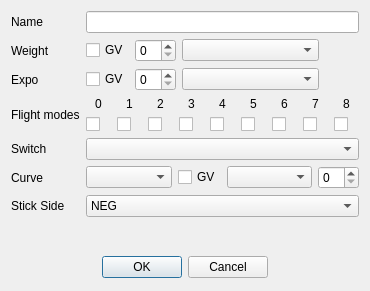
First picture: the form in companion/src/modeledit/expodialog.ui, repository opentx/opentx, before the edit.
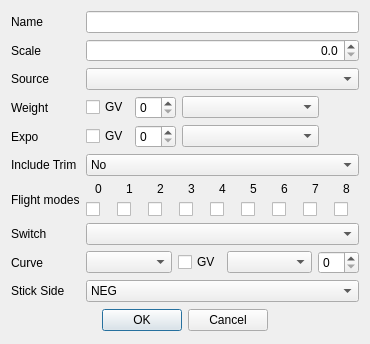
Second picture: the form after the edit. Icons and pictures are not drawn.

The edit to the form file:
```diff
--- a/companion/src/modeledit/expodialog.ui
+++ b/companion/src/modeledit/expodialog.ui
@@ -44,14 +44,14 @@
      </property>
     </widget>
    </item>
-   <item row="1" column="0">
+   <item row="3" column="0">
     <widget class="QLabel" name="label_3">
      <property name="text">
       <string>Weight</string>
      </property>
     </widget>
    </item>
-   <item row="1" column="1">
+   <item row="3" column="1">
     <layout class="QHBoxLayout" name="horizontalLayout_2" stretch="0,0,1,0">
      <item>
       <widget class="QCheckBox" name="weightGV">
@@ -85,14 +85,14 @@
      </item>
     </layout>
    </item>
-   <item row="2" column="0">
+   <item row="4" column="0">
     <widget class="QLabel" name="label_expo">
      <property name="text">
       <string>Expo</string>
      </property>
     </widget>
    </item>
-   <item row="2" column="1">
+   <item row="4" column="1">
     <layout class="QHBoxLayout" name="horizontalLayout_3" stretch="0,0,1,0">
      <item>
       <widget class="QCheckBox" name="expoGV">
@@ -126,14 +126,14 @@
      </item>
     </layout>
    </item>
-   <item row="3" column="0">
+   <item row="6" column="0">
     <widget class="QLabel" name="label_phases">
      <property name="text">
       <string>Flight modes</string>
      </property>
     </widget>
    </item>
-   <item row="3" column="1">
+   <item row="6" column="1">
     <layout class="QGridLayout" name="gridLayout_4">
      <item row="0" column="0">
       <widget class="QLabel" name="lb_FP0">
@@ -290,14 +290,14 @@
      </item>
     </layout>
    </item>
-   <item row="4" column="0">
+   <item row="7" column="0">
     <widget class="QLabel" name="label_7">
      <property name="text">
       <string>Switch</string>
      </property>
     </widget>
    </item>
-   <item row="4" column="1">
+   <item row="7" column="1">
     <widget class="QComboBox" name="switchesCB">
      <property name="whatsThis">
       <string>Switch used by the expo.
@@ -305,14 +305,14 @@
      </property>
     </widget>
    </item>
-   <item row="5" column="0">
+   <item row="8" column="0">
     <widget class="QLabel" name="label_curves">
      <property name="text">
       <string>Curve</string>
      </property>
     </widget>
    </item>
-   <item row="5" column="1">
+   <item row="8" column="1">
     <layout class="QHBoxLayout" name="horizontalLayout" stretch="1,0,1,0">
      <item>
       <widget class="QComboBox" name="curveTypeCB">
@@ -343,15 +343,15 @@
      </item>
     </layout>
    </item>
-   <item row="6" column="0">
-    <widget class="QLabel" name="label_9">
+   <item row="9" column="0">
+    <widget class="QLabel" name="sideLabel">
      <property name="text">
       <string>Stick Side</string>
      </property>
     </widget>
    </item>
-   <item row="6" column="1">
-    <widget class="QComboBox" name="modeCB">
+   <item row="9" column="1">
+    <widget class="QComboBox" name="sideCB">
      <item>
       <property name="text">
        <string>NEG</string>
@@ -369,7 +369,7 @@
      </item>
     </widget>
    </item>
-   <item row="8" column="0" colspan="2">
+   <item row="11" column="0" colspan="2">
     <widget class="QDialogButtonBox" name="buttonBox">
      <property name="minimumSize">
       <size>
@@ -388,7 +388,7 @@
      </property>
     </widget>
    </item>
-   <item row="7" column="0" colspan="2">
+   <item row="10" column="0" colspan="2">
     <spacer name="verticalSpacer">
      <property name="orientation">
       <enum>Qt::Vertical</enum>
@@ -401,6 +401,71 @@
      </property>
     </spacer>
    </item>
+   <item row="2" column="1">
+    <widget class="QComboBox" name="sourceCB">
+     <property name="whatsThis">
+      <string>The source for the mixer</string>
+     </property>
+    </widget>
+   </item>
+   <item row="5" column="1">
+    <widget class="QComboBox" name="trimCB">
+     <item>
+      <property name="text">
+       <string>No</string>
+      </property>
+     </item>
+     <item>
+      <property name="text">
+       <string>Yes</string>
+      </property>
+     </item>
+    </widget>
+   </item>
+   <item row="2" column="0">
+    <widget class="QLabel" name="sourceLabel">
+     <property name="text">
+      <string>Source</string>
+     </property>
+    </widget>
+   </item>
+   <item row="5" column="0">
+    <widget class="QLabel" name="trimLabel">
+     <property name="text">
+      <string>Include Trim</string>
+     </property>
+    </widget>
+   </item>
+   <item row="1" column="0">
+    <widget class="QLabel" name="scaleLabel">
+     <property name="text">
+      <string>Scale</string>
+     </property>
+    </widget>
+   </item>
+   <item row="1" column="1">
+    <widget class="QDoubleSpinBox" name="scaleSB">
+     <property name="whatsThis">
+      <string>&lt;!DOCTYPE HTML PUBLIC &quot;-//W3C//DTD HTML 4.0//EN&quot; &quot;http://www.w3.org/TR/REC-html40/strict.dtd&quot;&gt;
+&lt;html&gt;&lt;head&gt;&lt;meta name=&quot;qrichtext&quot; content=&quot;1&quot; /&gt;&lt;style type=&quot;text/css&quot;&gt;
+p, li { white-space: pre-wrap; }
+&lt;/style&gt;&lt;/head&gt;&lt;body style=&quot; font-family:'MS Shell Dlg 2'; font-size:8.25pt; font-weight:400; font-style:normal;&quot;&gt;
+&lt;p style=&quot; margin-top:0px; margin-bottom:0px; margin-left:0px; margin-right:0px; -qt-block-indent:0; text-indent:0px;&quot;&gt;&lt;span style=&quot; font-weight:600; text-decoration: underline;&quot;&gt;Delay ans Slow&lt;/span&gt;&lt;/p&gt;
+&lt;p style=&quot;-qt-paragraph-type:empty; margin-top:0px; margin-bottom:0px; margin-left:0px; margin-right:0px; -qt-block-indent:0; text-indent:0px; font-weight:600; text-decoration: underline;&quot;&gt;&lt;/p&gt;
+&lt;p style=&quot; margin-top:0px; margin-bottom:0px; margin-left:0px; margin-right:0px; -qt-block-indent:0; text-indent:0px;&quot;&gt;These values control the speed and delay of the output of the mix.  &lt;/p&gt;
+&lt;p style=&quot;-qt-paragraph-type:empty; margin-top:0px; margin-bottom:0px; margin-left:0px; margin-right:0px; -qt-block-indent:0; text-indent:0px;&quot;&gt;&lt;/p&gt;
+&lt;p style=&quot; margin-top:0px; margin-bottom:0px; margin-left:0px; margin-right:0px; -qt-block-indent:0; text-indent:0px;&quot;&gt;If Delay is not zero the actuation of the mix will be delayed by the specified amount of seconds.&lt;/p&gt;
+&lt;p style=&quot;-qt-paragraph-type:empty; margin-top:0px; margin-bottom:0px; margin-left:0px; margin-right:0px; -qt-block-indent:0; text-indent:0px;&quot;&gt;&lt;/p&gt;
+&lt;p style=&quot; margin-top:0px; margin-bottom:0px; margin-left:0px; margin-right:0px; -qt-block-indent:0; text-indent:0px;&quot;&gt;If Slow is not zero then the speed of the mix will be set by the value specified -&amp;gt; the value states the number of seconds it takes to transit from -100 to 100.&lt;/p&gt;&lt;/body&gt;&lt;/html&gt;</string>
+     </property>
+     <property name="alignment">
+      <set>Qt::AlignRight|Qt::AlignTrailing|Qt::AlignVCenter</set>
+     </property>
+     <property name="decimals">
+      <number>1</number>
+     </property>
+    </widget>
+   </item>
   </layout>
  </widget>
  <resources>
```
